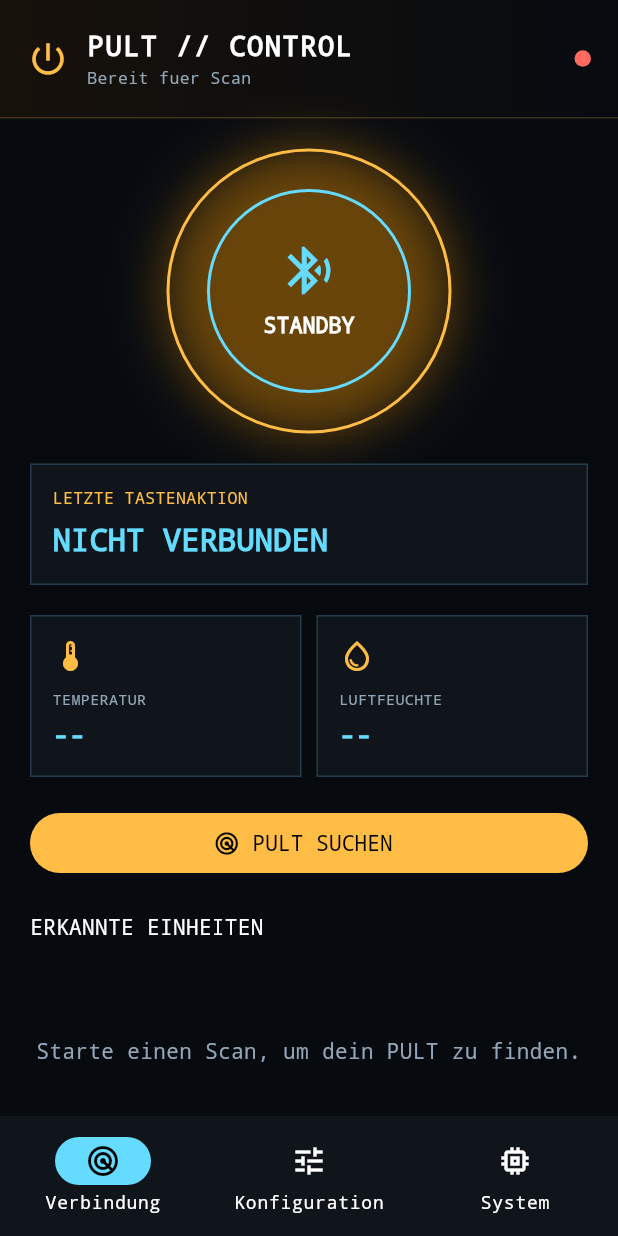
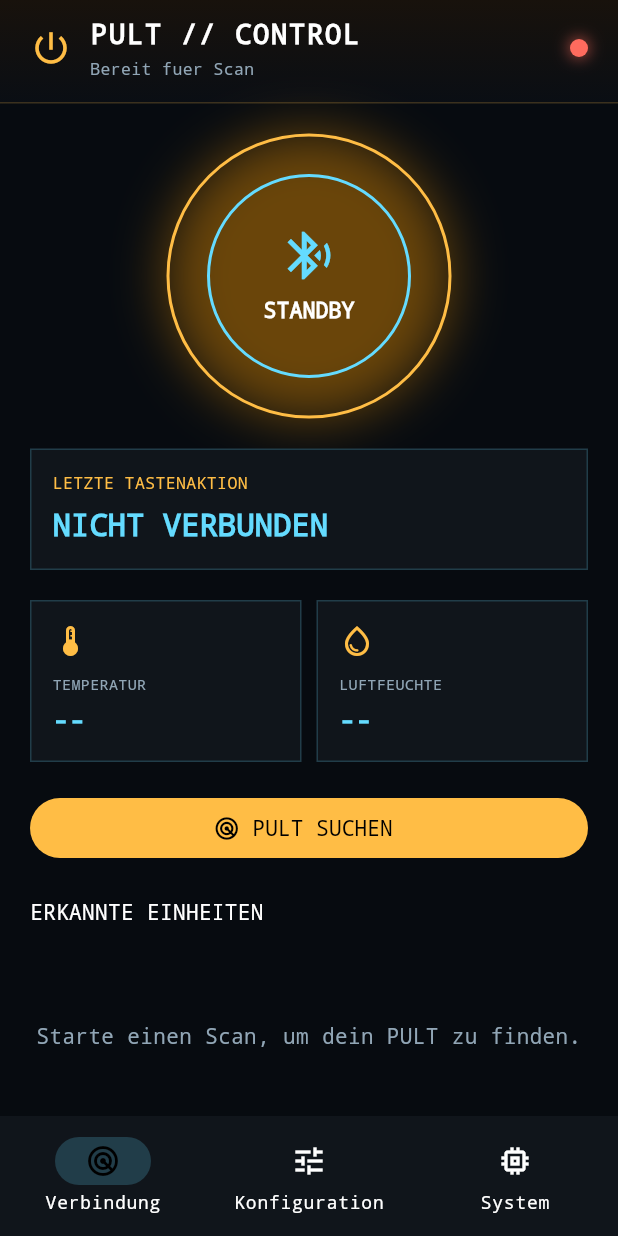
Before and after one commit to janptn/pult-control-app, a Flutter app: the screen it shows after launch, on a phone screen of 412 x 824 dp. Run offline on Flutter 3.47's test engine with Material 3 defaults, Android fonts, the phone set to English and light mode, and no system bars; our stand-ins replace flutter_blue_plus.

Commit message:
new design elemnts

```diff
--- a/lib/main.dart
+++ b/lib/main.dart
@@ -172,11 +172,36 @@ const _animationPresets = ['reactor', 'comet', 'shockwave', 'rainbow', 'pulse',
           @override
           Widget build(BuildContext context) {
             final connected = _device != null;
-            return Scaffold(backgroundColor: const Color(0xff070b10), body: Column(children: [
-              SafeArea(bottom: false, child: _Header(connected: connected, text: _headline)),
-              Expanded(child: IndexedStack(index: _tab, children: [_connectionTab(connected), _configTab(connected), _systemTab(connected)])),
-              Container(color: const Color(0xff10151b), child: SafeArea(top: false, child: NavigationBar(backgroundColor: const Color(0xff10151b), selectedIndex: _tab, onDestinationSelected: (value) => setState(() => _tab = value), destinations: const [NavigationDestination(icon: Icon(Icons.radar), label: 'Verbindung'), NavigationDestination(icon: Icon(Icons.tune), label: 'Konfiguration'), NavigationDestination(icon: Icon(Icons.memory), label: 'System')] ))),
-            ]));
+            return Scaffold(
+              backgroundColor: const Color(0xff070b10),
+              body: Column(
+                children: [
+                  _Header(connected: connected, text: _headline),
+                  Expanded(
+                    child: IndexedStack(
+                      index: _tab,
+                      children: [
+                        _connectionTab(connected),
+                        _configTab(connected),
+                        _systemTab(connected),
+                      ],
+                    ),
+                  ),
+                ],
+              ),
+              bottomNavigationBar: NavigationBar(
+                backgroundColor: const Color(0xff10151b),
+                surfaceTintColor: Colors.transparent,
+                indicatorColor: const Color(0xff64dbff).withValues(alpha: 0.2),
+                selectedIndex: _tab,
+                onDestinationSelected: (value) => setState(() => _tab = value),
+                destinations: const [
+                  NavigationDestination(icon: Icon(Icons.radar), label: 'Verbindung'),
+                  NavigationDestination(icon: Icon(Icons.tune), label: 'Konfiguration'),
+                  NavigationDestination(icon: Icon(Icons.memory), label: 'System'),
+                ],
+              ),
+            );
           }
 
           Widget _connectionTab(bool connected) => ListView(padding: const EdgeInsets.all(20), children: [
@@ -205,7 +230,73 @@ const _animationPresets = ['reactor', 'comet', 'shockwave', 'rainbow', 'pulse',
           ]);
         }
 
-        class _Header extends StatelessWidget { const _Header({required this.connected, required this.text}); final bool connected; final String text; @override Widget build(BuildContext context) => Container(width: double.infinity, padding: const EdgeInsets.all(18), decoration: const BoxDecoration(border: Border(bottom: BorderSide(color: Color(0x33ffbd45))), gradient: LinearGradient(colors: [Color(0xff17110b), Color(0xff070b10)])), child: Row(children: [const Icon(Icons.power_settings_new, color: Color(0xffffbd45), size: 28), const SizedBox(width: 12), Expanded(child: Column(crossAxisAlignment: CrossAxisAlignment.start, children: [const Text('PULT // CONTROL', style: TextStyle(fontSize: 18, fontWeight: FontWeight.bold, letterSpacing: 1)), Text(text, maxLines: 1, overflow: TextOverflow.ellipsis, style: const TextStyle(color: Color(0xff91a6b6), fontSize: 11))])), Container(width: 11, height: 11, decoration: BoxDecoration(color: connected ? const Color(0xff64dbff) : const Color(0xffff6b5e), shape: BoxShape.circle))])); }
+        class _Header extends StatelessWidget {
+          const _Header({required this.connected, required this.text});
+          final bool connected;
+          final String text;
+
+          @override
+          Widget build(BuildContext context) => Container(
+                width: double.infinity,
+                decoration: const BoxDecoration(
+                  border: Border(bottom: BorderSide(color: Color(0x33ffbd45))),
+                  gradient: LinearGradient(
+                    begin: Alignment.topCenter,
+                    end: Alignment.bottomCenter,
+                    colors: [Color(0xff18120c), Color(0xff0a0e14)],
+                  ),
+                ),
+                child: SafeArea(
+                  bottom: false,
+                  child: Padding(
+                    padding: const EdgeInsets.fromLTRB(20, 10, 20, 14),
+                    child: Row(
+                      children: [
+                        const Icon(Icons.power_settings_new, color: Color(0xffffbd45), size: 28),
+                        const SizedBox(width: 12),
+                        Expanded(
+                          child: Column(
+                            crossAxisAlignment: CrossAxisAlignment.start,
+                            children: [
+                              const Text(
+                                'PULT // CONTROL',
+                                style: TextStyle(
+                                  fontSize: 18,
+                                  fontWeight: FontWeight.bold,
+                                  letterSpacing: 1.2,
+                                ),
+                              ),
+                              const SizedBox(height: 2),
+                              Text(
+                                text,
+                                maxLines: 1,
+                                overflow: TextOverflow.ellipsis,
+                                style: const TextStyle(color: Color(0xff91a6b6), fontSize: 11),
+                              ),
+                            ],
+                          ),
+                        ),
+                        Container(
+                          width: 12,
+                          height: 12,
+                          decoration: BoxDecoration(
+                            color: connected ? const Color(0xff64dbff) : const Color(0xffff6b5e),
+                            shape: BoxShape.circle,
+                            boxShadow: [
+                              BoxShadow(
+                                color: (connected ? const Color(0xff64dbff) : const Color(0xffff6b5e)).withValues(alpha: 0.6),
+                                blurRadius: 8,
+                                spreadRadius: 1,
+                              ),
+                            ],
+                          ),
+                        ),
+                      ],
+                    ),
+                  ),
+                ),
+              );
+        }
         class _Reactor extends StatelessWidget { const _Reactor({required this.scanning, required this.connected}); final bool scanning, connected; @override Widget build(BuildContext context) => Center(child: Container(width: 190, height: 190, alignment: Alignment.center, decoration: BoxDecoration(shape: BoxShape.circle, border: Border.all(color: const Color(0xffffbd45), width: 2), boxShadow: const [BoxShadow(color: Color(0x66ff9d00), blurRadius: 30)]), child: Container(width: 136, height: 136, alignment: Alignment.center, decoration: BoxDecoration(shape: BoxShape.circle, border: Border.all(color: const Color(0xff64dbff), width: scanning ? 5 : 2)), child: Column(mainAxisAlignment: MainAxisAlignment.center, children: [Icon(connected ? Icons.bluetooth_connected : Icons.bluetooth_searching, color: const Color(0xff64dbff), size: 38), const SizedBox(height: 8), Text(connected ? 'ONLINE' : scanning ? 'SCANNING' : 'STANDBY', style: const TextStyle(fontWeight: FontWeight.bold))])))); }
         class _ActionStatus extends StatelessWidget { const _ActionStatus({required this.action, required this.connected}); final String action; final bool connected; @override Widget build(BuildContext context) => Container(padding: const EdgeInsets.all(14), decoration: BoxDecoration(color: const Color(0xff10151b), border: Border.all(color: const Color(0x3364dbff))), child: Column(crossAxisAlignment: CrossAxisAlignment.start, children: [const Text('LETZTE TASTENAKTION', style: TextStyle(color: Color(0xffffbd45), fontSize: 11)), const SizedBox(height: 6), Text(connected ? action.toUpperCase() : 'NICHT VERBUNDEN', style: const TextStyle(fontSize: 20, color: Color(0xff64dbff), fontWeight: FontWeight.bold))])); }
         class _ClimateStatus extends StatelessWidget { const _ClimateStatus({required this.temperature, required this.humidity, required this.connected}); final String temperature, humidity; final bool connected; @override Widget build(BuildContext context) => Row(children: [_ClimateValue(icon: Icons.thermostat_outlined, label: 'TEMPERATUR', value: connected && temperature != '--' ? '$temperature C' : '--'), const SizedBox(width: 10), _ClimateValue(icon: Icons.water_drop_outlined, label: 'LUFTFEUCHTE', value: connected && humidity != '--' ? '$humidity %' : '--')]); }
```
